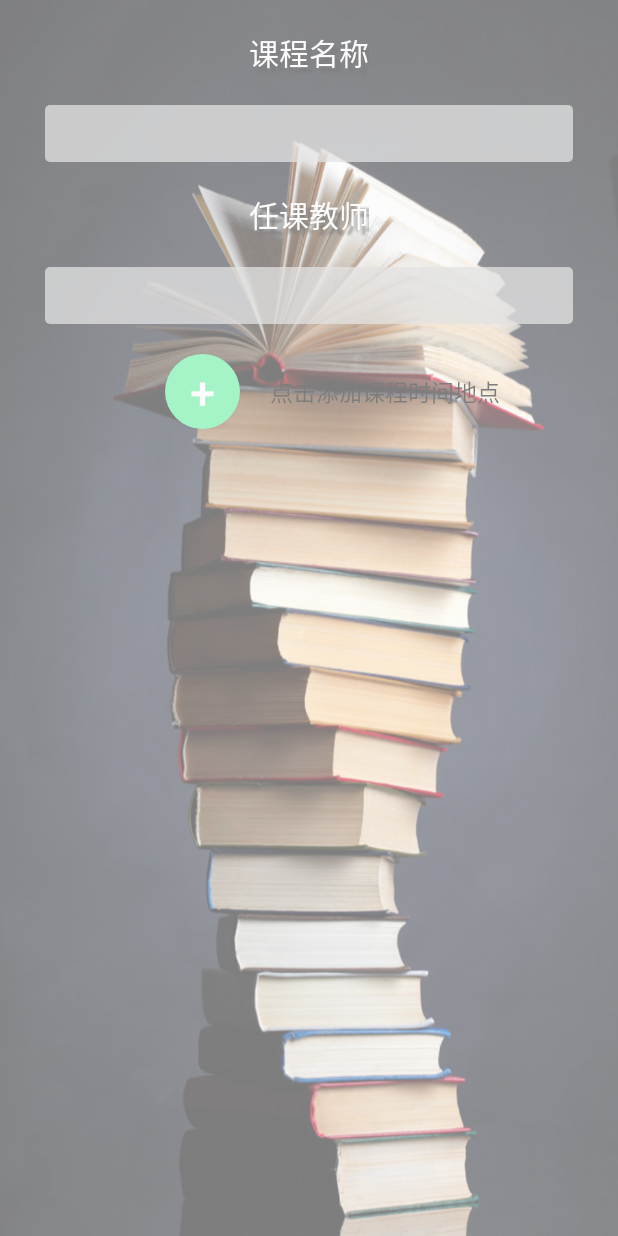
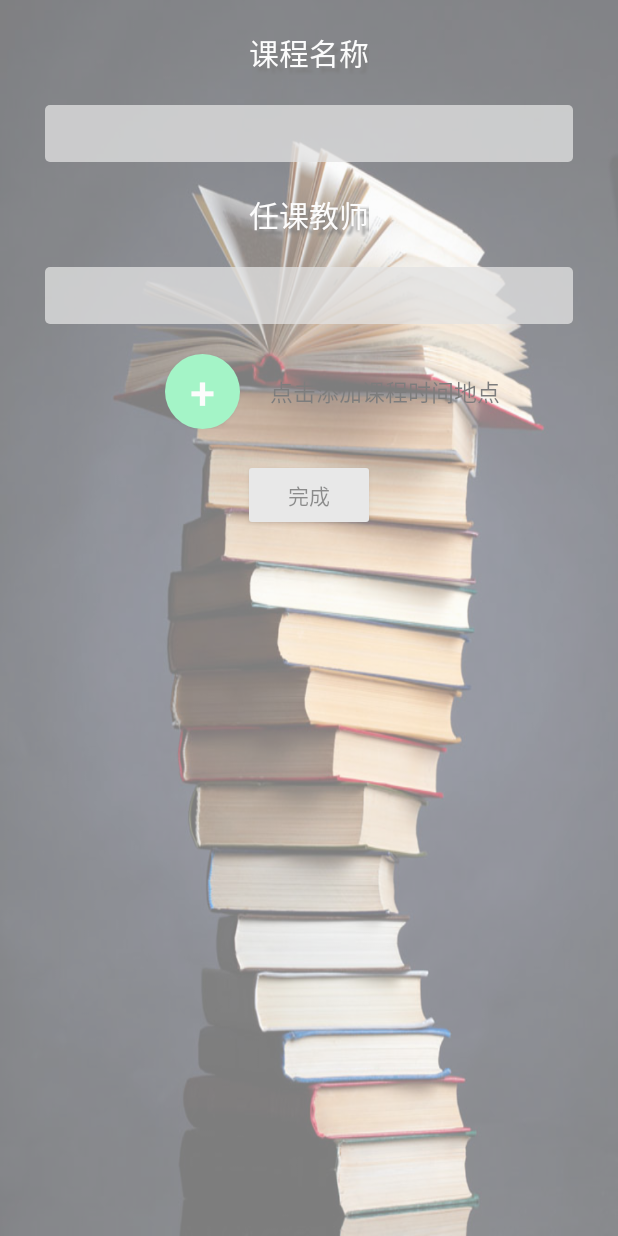
Before and after one commit to gumingsiyi/Schedule, an Android app: the AddClass screen opened directly, with no data from a screen before it, on a phone screen of 412 x 824 dp. Run offline under Robolectric (Android 15) with nearby library versions, the phone set to English and light mode, and no system bars.

Commit message:
进行了一些修改

```diff
--- a/app/src/main/java/com/example/stiles/schedule/AddClass.java
+++ b/app/src/main/java/com/example/stiles/schedule/AddClass.java
@@ -2,14 +2,27 @@ package com.example.stiles.schedule;
 
 import android.app.Activity;
 import android.os.Bundle;
+import android.view.View;
+import android.widget.Button;
+import android.widget.LinearLayout;
 
 /**
  * Created by stiles on 16/4/12.
  */
 public class AddClass extends Activity {
+    private Button add_detail_btn;
+    private LinearLayout container;
     @Override
     protected void onCreate(Bundle savedInstanceState) {
         super.onCreate(savedInstanceState);
         setContentView(R.layout.add_class);
+        add_detail_btn = (Button)findViewById(R.id.add_detail_btn);
+        container = (LinearLayout)findViewById(R.id.container);
+        add_detail_btn.setOnClickListener(new View.OnClickListener() {
+            @Override
+            public void onClick(View view) {
+                container.addView(container);
+            }
+        });
     }
 }
--- a/app/src/main/res/layout/add_class.xml
+++ b/app/src/main/res/layout/add_class.xml
@@ -49,8 +49,9 @@
     <LinearLayout
             android:orientation="vertical"
             android:layout_width="match_parent"
-            android:layout_height="match_parent" android:layout_gravity="center_horizontal"
-            android:layout_margin="20dp">
+            android:layout_height="wrap_content" android:layout_gravity="center_horizontal"
+            android:layout_margin="20dp"
+            android:id="@+id/container">
         <LinearLayout
                 android:orientation="horizontal"
                 android:layout_width="match_parent"
@@ -73,5 +74,11 @@
                     android:layout_marginLeft="20dp"
                     android:gravity="center"/>
         </LinearLayout>
+
     </LinearLayout>
+    <Button
+            android:layout_width="wrap_content"
+            android:layout_height="wrap_content"
+            android:text="完成"
+            android:id="@+id/submit_btn" android:layout_gravity="center_horizontal"/>
 </LinearLayout>
```
Also changed, not shown: app/src/main/java/com/example/stiles/schedule/button/AddClassButton.java (added, +13 -0 lines), app/src/main/java/com/example/stiles/schedule/model/Class.java (added, +56 -0 lines).
